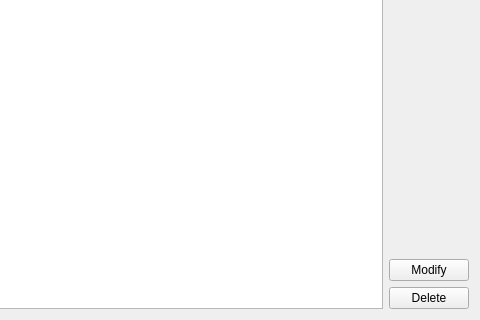
This is code/qtApp/reservationsDialog.ui in stoptherock1/HSM as Qt 5 draws it before an edit; both pictures show x 276 to 756 and y 171 to 491 of the 756 by 491 pixel window. The edited form follows.
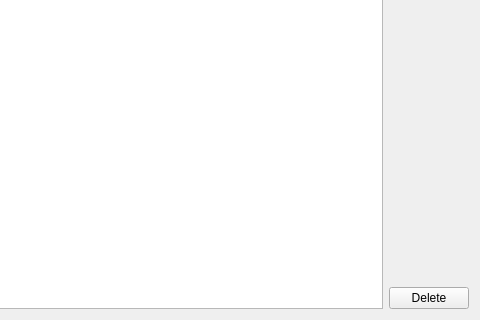
This is the edited form.

Commit message: 'reservationModel' switched back to automatic data submission

```diff
--- a/code/qtApp/reservationsDialog.ui
+++ b/code/qtApp/reservationsDialog.ui
@@ -65,13 +65,6 @@
            </property>
           </spacer>
          </item>
-         <item>
-          <widget class="QPushButton" name="modify_pushButton">
-           <property name="text">
-            <string>Modify</string>
-           </property>
-          </widget>
-         </item>
          <item>
           <widget class="QPushButton" name="delete_pushButton">
            <property name="text">
```
The commit also changes 1 other file.
